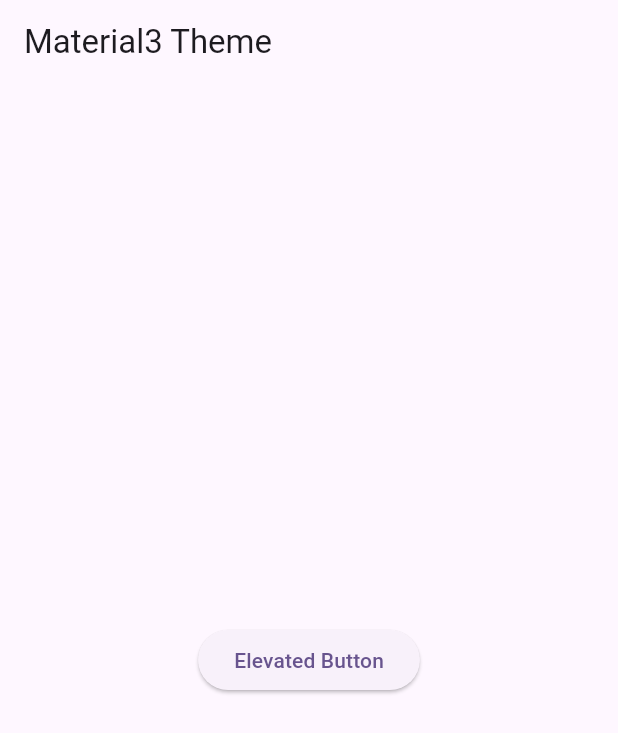
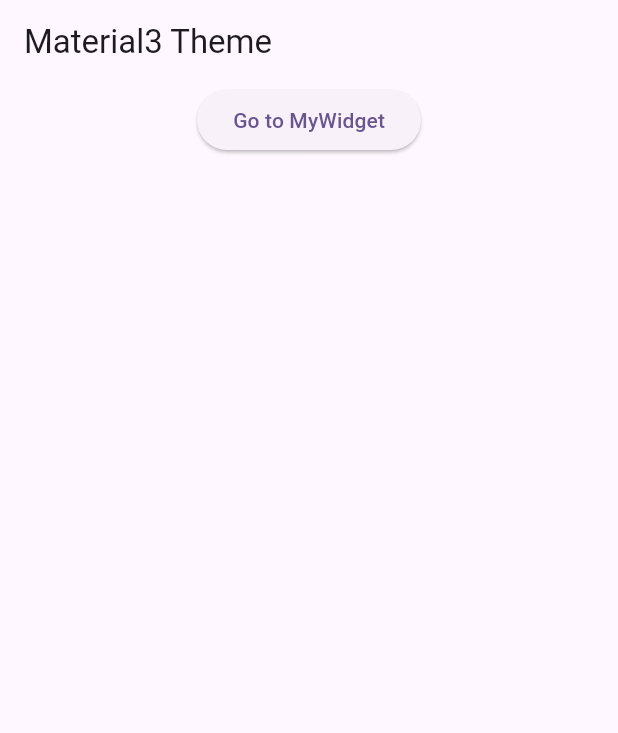
Before and after one commit to someiyoshino/tts10, a Flutter app: the screen it shows after launch, on a phone screen of 412 x 824 dp. Shown: the top 733 px of the screen. Run offline on Flutter 3.47's test engine with Material 3 defaults, Android fonts, the phone set to English and light mode, and no system bars; our stand-ins replace flutter_tts.

Commit message:
再生確認OK

```diff
--- a/lib/main.dart
+++ b/lib/main.dart
@@ -1,4 +1,5 @@
 import 'package:flutter/material.dart';
+import 'package:flutter_tts/flutter_tts.dart';
 
 void main() {
   runApp(const MyApp());
@@ -15,13 +16,59 @@ class MyApp extends StatelessWidget {
         colorScheme: ColorScheme.fromSeed(seedColor: Colors.deepPurple),
         useMaterial3: true,
       ),
-      home: MyWidget(),
+      home: const Home(),
+    );
+  }
+}
+
+class Home extends StatefulWidget {
+  const Home({super.key});
+
+  @override
+  State<Home> createState() => _HomeState();
+}
+
+class _HomeState extends State<Home> {
+  @override
+  Widget build(BuildContext context) {
+    return Scaffold(
+      appBar: AppBar(
+        title: const Text('Material3 Theme'),
+      ),
+      body: Center(
+        child: Column(
+          children: [
+            ElevatedButton(
+              onPressed: () {
+                Navigator.push(
+                  context,
+                  MaterialPageRoute(builder: (context) => MyWidget()),
+                );
+              },
+              child: const Text('Go to MyWidget'),
+            ),
+          ],
+        ),
+      ),
     );
   }
 }
 
 class MyWidget extends StatelessWidget {
-  const MyWidget({super.key});
+  MyWidget({super.key}) {
+    initializeTts();
+  }
+  final FlutterTts tts = FlutterTts();
+  final String _text1 = 'Hello, World!. ABC.';
+  final String _text2 = 'おはよう。こんにちは。松田です。';
+
+  initializeTts() async {
+    await tts.setLanguage('ja-JA');
+    await tts.setSpeechRate(0.6);
+    await tts.setPitch(1.0);
+    await tts.awaitSpeakCompletion(false); // 発話の完了まで待機。
+    await tts.awaitSynthCompletion(true); // ファイルの合成まで待機。
+  }
 
   @override
   Widget build(BuildContext context) {
@@ -30,9 +77,20 @@ class MyWidget extends StatelessWidget {
         title: const Text('Material3 Theme'),
       ),
       body: Center(
-        child: ElevatedButton(
-          onPressed: () {},
-          child: const Text('Elevated Button'),
+        child: Column(
+          children: [
+            ElevatedButton(
+              onPressed: () async {
+                await tts.speak(_text1);
+              },
+              child: const Text('Hello'),
+            ),
+            ElevatedButton(
+                onPressed: () async {
+                  await tts.speak(_text2);
+                },
+                child: const Text('おはよう')),
+          ],
         ),
       ),
     );
--- a/pubspec.yaml
+++ b/pubspec.yaml
@@ -13,6 +13,7 @@ dependencies:
         sdk: flutter
 
     cupertino_icons: ^1.0.6
+    flutter_tts: ^4.0.2
 
 dev_dependencies:
     flutter_test:
```
Also changed, not shown: pubspec.lock, 6 other files.
